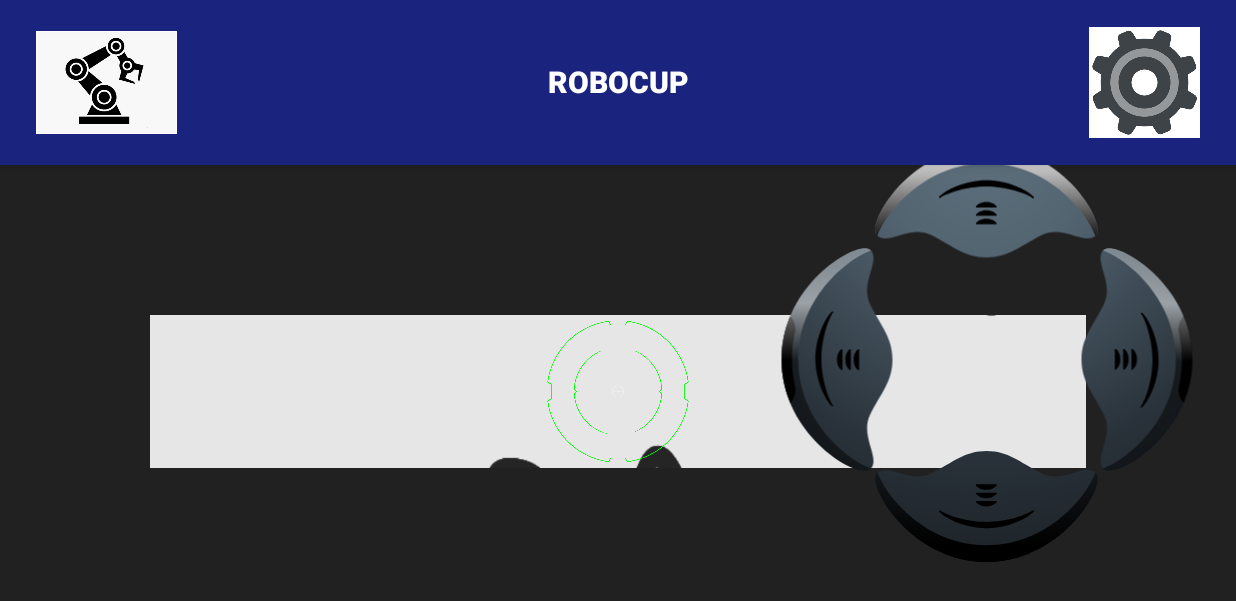
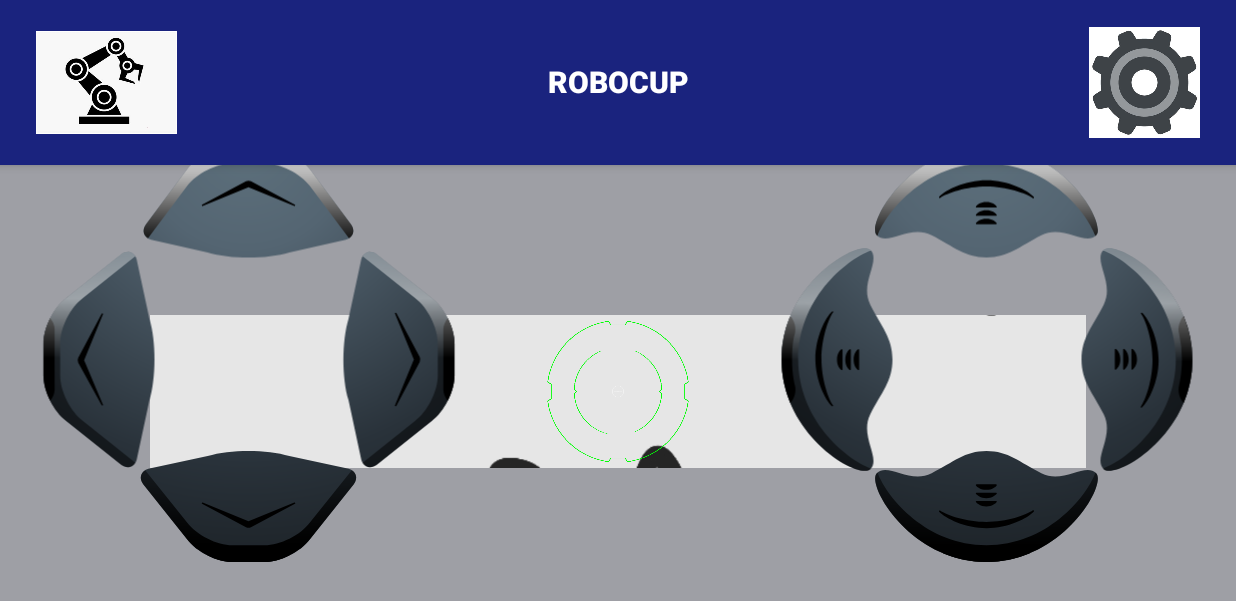
Before and after one commit to ConstanceALOYAU/RoboCup_app, an Android app built with Jetpack Compose: the ControlArmActivity screen opened directly, with no data from a screen before it, on a phone screen of 824 x 412 dp (held sideways). Shown: the top 601 px of the screen. Run offline under Robolectric (Android 15) with nearby library versions, the phone set to English and light mode, and no system bars.

Commit message:
Boutons placés pour le bras et changement couleurs

```diff
--- a/app/src/main/java/com/example/robocup/ControlArmActivity.kt
+++ b/app/src/main/java/com/example/robocup/ControlArmActivity.kt
@@ -1,6 +1,9 @@
 package com.example.robocup
 
+import android.content.Intent
 import android.os.Bundle
+import android.widget.Button
+import android.widget.ImageView
 import androidx.appcompat.app.AppCompatActivity
 import androidx.appcompat.widget.Toolbar
 
@@ -13,5 +16,24 @@ class ControlArmActivity : AppCompatActivity() {
         val toolbar: Toolbar = findViewById(R.id.toolbar)
         setSupportActionBar(toolbar)
         supportActionBar?.setDisplayShowTitleEnabled(false)
+
+        val buttonOne = findViewById<ImageView>(R.id.button_one)
+        val buttonTwo = findViewById<ImageView>(R.id.button_two)
+        val buttonTitle = findViewById<Button>(R.id.button_title)
+
+        buttonOne.setOnClickListener {
+            val intent = Intent(this, ControlArmActivity::class.java)
+            startActivity(intent)
+        }
+
+        buttonTwo.setOnClickListener {
+            val intent = Intent(this, SettingsActivity::class.java)
+            startActivity(intent)
+        }
+
+        buttonTitle.setOnClickListener {
+            val intent = Intent(this, MainActivity::class.java)
+            startActivity(intent)
+        }
     }
 }
--- a/app/src/main/java/com/example/robocup/JoystickView.kt
+++ b/app/src/main/java/com/example/robocup/JoystickView.kt
@@ -36,7 +36,7 @@ class JoystickView @JvmOverloads constructor(
     }
 
     private val paintBackground = Paint().apply {
-        color = Color.GRAY
+        color = Color.WHITE
         style = Paint.Style.FILL
     }
 
--- /dev/null
+++ b/app/src/main/res/drawable/ic_translate_down.xml
@@ -0,0 +1,44 @@
+<vector xmlns:android="http://schemas.android.com/apk/res/android"
+    xmlns:aapt="http://schemas.android.com/aapt"
+    android:width="400dp"
+    android:height="240dp"
+    android:viewportWidth="400"
+    android:viewportHeight="240">
+  <path
+      android:pathData="M272.63,30.33c-40.11,-12.09 -105.15,-12.09 -145.27,0L21.94,53C8.56,57 4.5,69.37 12.85,80.55l78,97.66c16.72,22.39 52.91,40.53 80.84,40.53h56.63c27.94,0 64.13,-18.14 80.84,-40.53l78,-97.66c8.36,-11.2 4.28,-23.54 -9.1,-27.57Z">
+    <aapt:attr name="android:fillColor">
+      <gradient
+          android:centerX="200"
+          android:centerY="-500"
+          android:gradientRadius="725"
+          android:type="radial">
+        <item android:offset="0" android:color="#FF5D707C"/>
+        <item android:offset="0.25" android:color="#FF546572"/>
+        <item android:offset="0.75" android:color="#FF29323A"/>
+        <item android:offset="1" android:color="#FF1D2328"/>
+      </gradient>
+    </aapt:attr>
+  </path>
+  <path
+      android:fillColor="#FF000000"
+      android:pathData="M273.18,206.75c-5.22,-4.58 -12.74,-7.82 -19,-7.82H145.81c-6.26,0 -13.77,3.24 -19,7.82 14.69,7.4 30.82,12 44.86,12h56.64C242.36,218.74 258.49,214.15 273.18,206.75Z"/>
+  <path
+      android:pathData="M16.31,55.48C7.58,60.89 5.82,71.13 12.85,80.55l78,97.66c16.72,22.39 52.91,40.53 80.84,40.53h56.63c27.94,0 64.13,-18.14 80.84,-40.53l78,-97.66c7,-9.43 5.26,-19.67 -3.47,-25.08l-74.53,93C292.44,170.89 256.25,189 228.31,189H171.68c-27.93,0 -64.12,-18.15 -80.84,-40.53Z">
+    <aapt:attr name="android:fillColor">
+      <gradient
+          android:startX="200"
+          android:startY="-500"
+          android:endX="200"
+          android:endY="185"
+          android:type="linear">
+        <item android:offset="0" android:color="#FFFFFFFF"/>
+        <item android:offset="0.35" android:color="#FFFFFFFF"/>
+        <item android:offset="0.65" android:color="#00000000"/>
+        <item android:offset="1" android:color="#FF000000"/>
+      </gradient>
+    </aapt:attr>
+  </path>
+  <path
+      android:fillColor="#FF000000"
+      android:pathData="M117.4,115.23l78.2,41.63a10.07,10.07 0,0 0,8.8 0l78.2,-41.63a1.27,1.27 0,0 0,-1.1 -2.28L200,146.44 118.49,113A1.27,1.27 0,0 0,117.4 115.23Z"/>
+</vector>
--- /dev/null
+++ b/app/src/main/res/drawable/ic_translate_left.xml
@@ -0,0 +1,44 @@
+<vector xmlns:android="http://schemas.android.com/apk/res/android"
+    xmlns:aapt="http://schemas.android.com/aapt"
+    android:width="240dp"
+    android:height="400dp"
+    android:viewportWidth="240"
+    android:viewportHeight="400">
+  <path
+      android:pathData="M209.67,127.37c12.09,40.11 12.09,105.15 0,145.27L187,378.06c-4,13.38 -16.39,17.44 -27.57,9.09l-97.66,-78c-22.38,-16.72 -40.53,-52.91 -40.53,-80.84V171.68c0,-27.93 18.14,-64.12 40.53,-80.83l97.66,-78C170.65,4.49 183,8.56 187,22Z">
+    <aapt:attr name="android:fillColor">
+      <gradient
+          android:centerX="380"
+          android:centerY="-185"
+          android:gradientRadius="770"
+          android:type="radial">
+        <item android:offset="0" android:color="#FF5D707C"/>
+        <item android:offset="0.25" android:color="#FF546572"/>
+        <item android:offset="0.75" android:color="#FF29323A"/>
+        <item android:offset="1" android:color="#FF1D2328"/>
+      </gradient>
+    </aapt:attr>
+  </path>
+  <path
+      android:fillColor="#FF000000"
+      android:pathData="M33.25,126.82c4.58,5.22 7.82,12.74 7.82,19V254.19c0,6.26 -3.24,13.77 -7.82,19 -7.4,-14.69 -12,-30.82 -12,-44.86V171.68C21.26,157.64 25.85,141.51 33.25,126.82Z"/>
+  <path
+      android:pathData="M184.52,383.69c-5.41,8.72 -15.65,10.49 -25.07,3.46l-97.66,-78c-22.38,-16.72 -40.53,-52.91 -40.53,-80.84V171.68c0,-27.93 18.14,-64.12 40.53,-80.83l97.66,-78c9.43,-7 19.67,-5.26 25.08,3.46l-93,74.54C69.11,107.56 51,143.75 51,171.68v56.64c0,27.93 18.15,64.12 40.53,80.84Z">
+    <aapt:attr name="android:fillColor">
+      <gradient
+          android:startX="100"
+          android:startY="-155"
+          android:endX="100"
+          android:endY="550"
+          android:type="linear">
+        <item android:offset="0" android:color="#00FFFFFF"/>
+        <item android:offset="0.35" android:color="#7FFFFFFF"/>
+        <item android:offset="0.5" android:color="#7F000000"/>
+        <item android:offset="1" android:color="#7F000000"/>
+      </gradient>
+    </aapt:attr>
+  </path>
+  <path
+      android:fillColor="#FF000000"
+      android:pathData="M124.77,281.34 L83.14,205.67a10.09,10.09 0,0 1,0 -8.81l41.63,-78.2a1.27,1.27 0,0 1,2.28 1.1l-33.49,81.5 33.49,79A1.27,1.27 0,0 1,124.77 281.34Z"/>
+</vector>
--- /dev/null
+++ b/app/src/main/res/drawable/ic_translate_right.xml
@@ -0,0 +1,44 @@
+<vector xmlns:android="http://schemas.android.com/apk/res/android"
+    xmlns:aapt="http://schemas.android.com/aapt"
+    android:width="240dp"
+    android:height="400dp"
+    android:viewportWidth="240"
+    android:viewportHeight="400">
+  <path
+      android:pathData="M30.33,272.63c-12.09,-40.11 -12.09,-105.15 0,-145.27L53,21.94C57,8.56 69.37,4.5 80.55,12.85l97.66,78c22.38,16.72 40.53,52.91 40.53,80.84v56.64c0,27.93 -18.14,64.12 -40.53,80.83l-97.66,78c-11.2,8.36 -23.54,4.29 -27.57,-9.1Z">
+    <aapt:attr name="android:fillColor">
+      <gradient
+          android:centerX="-145"
+          android:centerY="-185"
+          android:gradientRadius="755"
+          android:type="radial">
+        <item android:offset="0" android:color="#FF5D707C"/>
+        <item android:offset="0.25" android:color="#FF546572"/>
+        <item android:offset="0.75" android:color="#FF29323A"/>
+        <item android:offset="1" android:color="#FF1D2328"/>
+      </gradient>
+    </aapt:attr>
+  </path>
+  <path
+      android:fillColor="#FF000000"
+      android:pathData="M206.75,273.18c-4.58,-5.22 -7.82,-12.74 -7.82,-19V145.81c0,-6.26 3.24,-13.77 7.82,-19 7.4,14.69 12,30.82 12,44.86v56.64C218.74,242.36 214.15,258.49 206.75,273.18Z"/>
+  <path
+      android:pathData="M55.48,16.31c5.41,-8.72 15.65,-10.49 25.07,-3.46l97.66,78c22.38,16.72 40.53,52.91 40.53,80.84v56.64c0,27.93 -18.14,64.12 -40.53,80.83l-97.66,78c-9.43,7 -19.67,5.26 -25.08,-3.46l93,-74.54c22.39,-16.71 40.53,-52.9 40.53,-80.83V171.68c0,-27.93 -18.15,-64.12 -40.53,-80.84Z">
+    <aapt:attr name="android:fillColor">
+      <gradient
+          android:startX="135"
+          android:startY="-155"
+          android:endX="135"
+          android:endY="550"
+          android:type="linear">
+        <item android:offset="0" android:color="#00FFFFFF"/>
+        <item android:offset="0.35" android:color="#7FFFFFFF"/>
+        <item android:offset="0.5" android:color="#7F000000"/>
+        <item android:offset="1" android:color="#7F000000"/>
+      </gradient>
+    </aapt:attr>
+  </path>
+  <path
+      android:fillColor="#FF000000"
+      android:pathData="M115.23,117.4l41.63,78.2a10.07,10.07 0,0 1,0 8.8l-41.63,78.2a1.27,1.27 0,0 1,-2.28 -1.1L146.44,200 113,118.5A1.27,1.27 0,0 1,115.23 117.4Z"/>
+</vector>
--- /dev/null
+++ b/app/src/main/res/drawable/ic_translate_up.xml
@@ -0,0 +1,42 @@
+<vector xmlns:android="http://schemas.android.com/apk/res/android"
+    xmlns:aapt="http://schemas.android.com/aapt"
+    android:width="400dp"
+    android:height="240dp"
+    android:viewportWidth="400"
+    android:viewportHeight="240">
+  <path
+      android:pathData="M272.63,209.67c-40.11,12.09 -105.15,12.09 -145.27,0L27,187c-13.38,-4 -17.45,-16.39 -9.1,-27.57L90.84,61.79c16.72,-22.39 52.91,-40.53 80.84,-40.53h56.63c27.94,0 64.13,18.14 80.84,40.53l72.94,97.66c8.36,11.2 4.29,23.54 -9.1,27.57Z">
+    <aapt:attr name="android:fillColor">
+      <gradient
+          android:centerX="196"
+          android:centerY="20"
+          android:gradientRadius="735"
+          android:type="radial">
+        <item android:offset="0" android:color="#FF5D707C"/>
+        <item android:offset="0.25" android:color="#FF546572"/>
+        <item android:offset="0.75" android:color="#FF29323A"/>
+        <item android:offset="1" android:color="#FF1D2328"/>
+      </gradient>
+    </aapt:attr>
+  </path>
+  <path
+      android:fillColor="#FF000000"
+      android:pathData="M273.18,33.25c-5.22,4.58 -12.74,7.82 -19,7.82H145.81c-6.26,0 -13.77,-3.24 -19,-7.82 14.69,-7.4 30.82,-12 44.86,-12h56.64C242.36,21.26 258.49,25.85 273.18,33.25Z"/>
+  <path
+      android:pathData="M21.37,184.52c-8.73,-5.41 -10.5,-15.65 -3.47,-25.07L90.84,61.79c16.72,-22.39 52.91,-40.53 80.84,-40.53h56.63c27.94,0 64.13,18.14 80.84,40.53l72.94,97.66c7,9.43 5.26,19.67 -3.46,25.08l-69.48,-93C292.44,69.11 256.25,51 228.31,51H171.68c-27.93,0 -64.12,18.15 -80.84,40.53Z">
+    <aapt:attr name="android:fillColor">
+      <gradient
+          android:startX="200"
+          android:startY="20"
+          android:endX="200"
+          android:endY="380"
+          android:type="linear">
+        <item android:offset="0" android:color="#FFFFFFFF"/>
+        <item android:offset="0.5" android:color="#FF000000"/>
+      </gradient>
+    </aapt:attr>
+  </path>
+  <path
+      android:fillColor="#FF000000"
+      android:pathData="M117.4,124.77l78.2,-41.63a10.07,10.07 0,0 1,8.8 0l78.2,41.63a1.27,1.27 0,0 1,-1.1 2.28L200,93.56l-81.51,33.49A1.27,1.27 0,0 1,117.4 124.77Z"/>
+</vector>
--- /dev/null
+++ b/app/src/main/res/drawable/ic_vitesse_moins.xml
@@ -0,0 +1,42 @@
+<vector xmlns:android="http://schemas.android.com/apk/res/android"
+    xmlns:aapt="http://schemas.android.com/aapt"
+    android:width="280dp"
+    android:height="280dp"
+    android:viewportWidth="280"
+    android:viewportHeight="280">
+  <path
+      android:pathData="M125.69,277.69c6.2,0 10.32,0.35 15.74,-7.89 22.28,-33.86 71.89,-58.51 120.58,-70.25a20.76,20.76 0,0 0,16 -19.88V118.1C278,46.66 233.39,2.31 177.48,2.31h-75C46.61,2.31 2,46.66 2,118.1v81a78.6,78.6 0,0 0,78.6 78.61Z">
+    <aapt:attr name="android:fillColor">
+      <gradient
+          android:centerX="140"
+          android:centerY="485"
+          android:gradientRadius="1200"
+          android:type="radial">
+        <item android:offset="0" android:color="#FF5D707C"/>
+        <item android:offset="0.25" android:color="#FF546572"/>
+        <item android:offset="0.75" android:color="#FF29323A"/>
+        <item android:offset="1" android:color="#FF1D2328"/>
+      </gradient>
+    </aapt:attr>
+  </path>
+  <path
+      android:fillColor="#FF000000"
+      android:pathData="M63.61,29.91H216.39c6.79,0 14.63,-2.73 21.24,-6.93C220.9,9.59 200.12,2.31 177.48,2.31h-75C79.88,2.31 59.09,9.59 42.37,23 49,27.18 56.81,29.91 63.61,29.91Z"/>
+  <path
+      android:pathData="M177.48,2.31h-75C46.61,2.31 2,46.66 2,118.1v39.3C2,86 46.61,41.61 102.52,41.61h75C233.39,41.61 278,86 278,157.4V118.1C278,46.66 233.39,2.31 177.48,2.31Z">
+    <aapt:attr name="android:fillColor">
+      <gradient
+          android:startX="140"
+          android:startY="-10"
+          android:endX="140"
+          android:endY="300"
+          android:type="linear">
+        <item android:offset="0" android:color="#FFFFFFFF"/>
+        <item android:offset="0.5" android:color="#FF000000"/>
+      </gradient>
+    </aapt:attr>
+  </path>
+  <path
+      android:fillColor="#FF000000"
+      android:pathData="M181.63,140a5.55,5.55 0,0 1,-5.53 5.55H103.9a5.55,5.55 0,0 1,0 -11.1h72.2A5.52,5.52 0,0 1,181.63 140Z"/>
+</vector>
--- /dev/null
+++ b/app/src/main/res/drawable/ic_vitesse_plus.xml
@@ -0,0 +1,42 @@
+<vector xmlns:android="http://schemas.android.com/apk/res/android"
+    xmlns:aapt="http://schemas.android.com/aapt"
+    android:width="280dp"
+    android:height="280dp"
+    android:viewportWidth="280"
+    android:viewportHeight="280">
+  <path
+      android:pathData="M154.31,277.69c-6.2,0 -10.32,0.35 -15.74,-7.89C116.29,235.94 66.68,211.29 18,199.55A20.76,20.76 0,0 1,2 179.67V118.1C2,46.66 46.61,2.31 102.52,2.31h75C233.39,2.31 278,46.66 278,118.1v81a78.6,78.6 0,0 1,-78.6 78.61Z">
+    <aapt:attr name="android:fillColor">
+      <gradient
+          android:centerX="-70"
+          android:centerY="485"
+          android:gradientRadius="1200"
+          android:type="radial">
+        <item android:offset="0" android:color="#FF5D707C"/>
+        <item android:offset="0.25" android:color="#FF546572"/>
+        <item android:offset="0.75" android:color="#FF29323A"/>
+        <item android:offset="1" android:color="#FF1D2328"/>
+      </gradient>
+    </aapt:attr>
+  </path>
+  <path
+      android:fillColor="#FF000000"
+      android:pathData="M63.61,29.91H216.39c6.79,0 14.63,-2.73 21.24,-6.93C220.9,9.59 200.12,2.31 177.48,2.31h-75C79.88,2.31 59.09,9.59 42.37,23 49,27.18 56.81,29.91 63.61,29.91Z"/>
+  <path
+      android:pathData="M102.52,2.31h75C233.39,2.31 278,46.66 278,118.1v39.3C278,86 233.39,41.61 177.48,41.61h-75C46.61,41.61 2,86 2,157.4V118.1C2,46.66 46.61,2.31 102.52,2.31Z">
+    <aapt:attr name="android:fillColor">
+      <gradient
+          android:startX="140"
+          android:startY="-10"
+          android:endX="140"
+          android:endY="300"
+          android:type="linear">
+        <item android:offset="0" android:color="#FFFFFFFF"/>
+        <item android:offset="0.5" android:color="#FF000000"/>
+      </gradient>
+    </aapt:attr>
+  </path>
+  <path
+      android:fillColor="#FF000000"
+      android:pathData="M145.55,134.45h30.51a5.55,5.55 0,0 1,0 11.1H145.55V176.1a5.55,5.55 0,0 1,-11.1 0V145.55H103.9a5.55,5.55 0,1 1,0 -11.1h30.5V103.9a5.55,5.55 0,0 1,11.1 0Z"/>
+</vector>
--- a/app/src/main/res/layout/activity_control_arm.xml
+++ b/app/src/main/res/layout/activity_control_arm.xml
@@ -56,7 +56,7 @@
 
     <!-- FrameLayout contenant les boutons en bas à droite de l'écran -->
     <FrameLayout
-        android:id="@+id/buttonContainer"
+        android:id="@+id/buttonContainerRight"
         android:layout_width="300dp"
         android:layout_height="wrap_content"
         app:layout_constraintBottom_toBottomOf="parent"
@@ -149,4 +149,99 @@
         </LinearLayout>
     </FrameLayout>
 
+    <!-- FrameLayout contenant les boutons en bas à gauche de l'écran -->
+    <FrameLayout
+        android:id="@+id/buttonContainerLeft"
+        android:layout_width="300dp"
+        android:layout_height="wrap_content"
+        app:layout_constraintBottom_toBottomOf="parent"
+        app:layout_constraintStart_toStartOf="parent"
+        android:layout_margin="16dp">
+
+        <!-- LinearLayout principal pour organiser les boutons verticalement -->
+        <LinearLayout
+            android:layout_width="match_parent"
+            android:layout_height="wrap_content"
+            android:orientation="vertical"
+            android:gravity="center_horizontal">
+
+            <!-- Layout pour les boutons Vitesse -->
+            <LinearLayout
+                android:layout_width="match_parent"
+                android:layout_height="wrap_content"
+                android:orientation="horizontal">
+
+                <ImageButton
+                    android:id="@+id/btnVitesseMoins"
+                    android:layout_width="100dp"
+                    android:layout_height="100dp"
+                    android:src="@drawable/ic_vitesse_moins"
+                    android:contentDescription="Vitesse Moins"
+                    android:background="?attr/selectableItemBackgroundBorderless"
+                    android:scaleType="fitCenter"
+                    android:layout_marginStart="0dp"/>
+
+                <ImageButton
+                    android:id="@+id/btnVitessePlus"
+                    android:layout_width="100dp"
+                    android:layout_height="100dp"
+                    android:src="@drawable/ic_vitesse_plus"
+                    android:contentDescription="Vitesse Plus"
+                    android:background="?attr/selectableItemBackgroundBorderless"
+                    android:scaleType="fitCenter"
+                    android:layout_marginStart="100dp"/>
+            </LinearLayout>
+
+            <!-- Bouton Translate Up-->
+            <ImageButton
+                android:id="@+id/btnTranslateUp"
+                android:layout_width="150dp"
+                android:layout_height="100dp"
+                android:src="@drawable/ic_translate_up"
+                android:contentDescription="Translate Up"
+                android:background="?attr/selectableItemBackgroundBorderless"
+                android:scaleType="fitCenter" />
+
+            <!-- FrameLayout pour les boutons Translate -->
+            <FrameLayout
+                android:layout_width="match_parent"
+                android:layout_height="wrap_content"
+                android:layout_gravity="center_horizontal"
+                android:layout_marginTop="-20dp">
+
+                <ImageButton
+                    android:id="@+id/btnTranslateLeft"
+                    android:layout_width="100dp"
+                    android:layout_height="150dp"
+                    android:src="@drawable/ic_translate_left"
+                    android:contentDescription="Translate Left"
+                    android:background="?attr/selectableItemBackgroundBorderless"
+                    android:scaleType="fitCenter"
+                    android:layout_marginStart="0dp"/>
+
+                <ImageButton
+                    android:id="@+id/btnTranslateRight"
+                    android:layout_width="100dp"
+                    android:layout_height="150dp"
+                    android:src="@drawable/ic_translate_right"
+                    android:contentDescription="Translate Right"
+                    android:background="?attr/selectableItemBackgroundBorderless"
+                    android:scaleType="fitCenter"
+                    android:layout_marginStart="200dp" />
+            </FrameLayout>
+
+            <!-- Bouton Translate Down-->
+            <ImageButton
+                android:id="@+id/btnTranslateDown"
+                android:layout_width="150dp"
+                android:layout_height="100dp"
+                android:src="@drawable/ic_translate_down"
+                android:contentDescription="Translate Down"
+                android:background="?attr/selectableItemBackgroundBorderless"
+                android:scaleType="fitCenter"
+                android:layout_marginTop="8dp"
+                android:translationY="-35dp" />
+        </LinearLayout>
+    </FrameLayout>
+
 </androidx.constraintlayout.widget.ConstraintLayout>
--- a/app/src/main/res/values/colors.xml
+++ b/app/src/main/res/values/colors.xml
@@ -5,7 +5,7 @@
     <color name="robocup_primary">#1A237E</color> <!-- Bleu profond, symbolisant la technologie et la précision -->
     <color name="robocup_primary_dark">#0D47A1</color> <!-- Bleu encore plus sombre pour les zones de navigation -->
     <color name="robocup_accent">#FFC107</color> <!-- Jaune vif pour attirer l'attention sur les éléments interactifs -->
-    <color name="robocup_background">#212121</color> <!-- Gris foncé pour un fond moderne et élégant -->
+    <color name="robocup_background">#9E9FA5</color> <!-- Gris foncé pour un fond moderne et élégant -->
     <color name="robocup_text">#FFFFFF</color> <!-- Texte blanc pour contraster avec le fond sombre -->
     <color name="robocup_text_secondary">#B0BEC5</color> <!-- Texte secondaire, légèrement moins contrasté -->
 
```
Also changed, not shown: app/src/main/res/menu/menu_toolbar.xml (line endings or trailing spaces).
